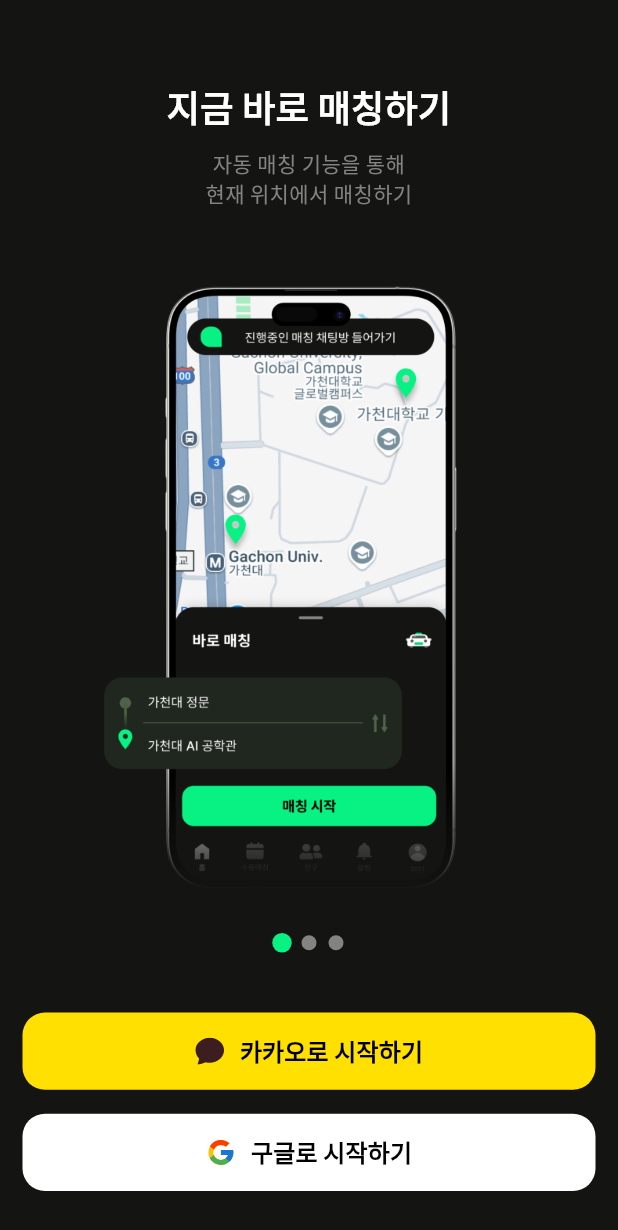
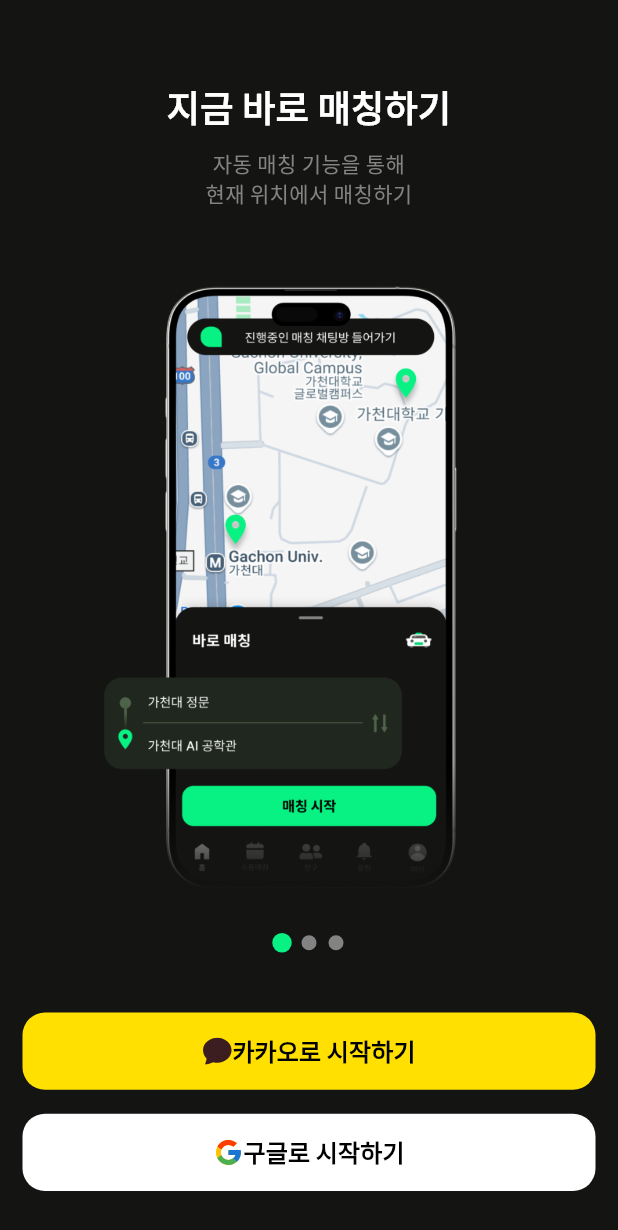
Before and after one commit to Leets-Official/Gachtaxi-Mobile, a Flutter app: the LandingScreen screen opened directly, on a phone screen of 412 x 824 dp. Shown: the top 1230 px of the screen. Run offline on Flutter 3.47's test engine with Material 3 defaults, Android fonts, the phone set to English and light mode, and no system bars; drawn by our look-alikes of smooth_page_indicator; our stand-ins replace flutter_dotenv, flutter_riverpod, flutter_screenutil, flutter_svg, freezed_annotation, google_maps_flutter and 1 more; generated files the repository leaves out were written again.

Commit message:
remove: 불필요한 주석 삭제

```diff
--- a/lib/common/components/button.dart
+++ b/lib/common/components/button.dart
@@ -45,8 +45,8 @@
         mainAxisAlignment: MainAxisAlignment.center,
         children: [
           if (icon != null) ...[
-            icon!, // ✅ 아이콘이 있으면 추가
-            const SizedBox(width: 10), // 아이콘과 텍스트 간격 조정
+            icon!,
+            const SizedBox(height: AppSpacing.spaceExtraMedium),
           ],
           Text(
             buttonText,
```
